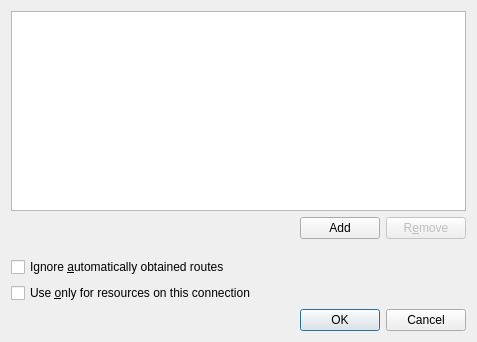
Old version of the form lib/editor/ui/ipv4routes.ui in the repository KDE/plasma-nm.
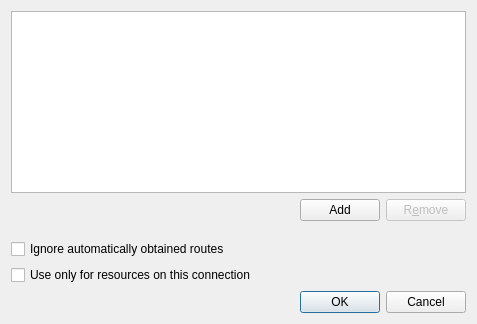
New version of the form. Icons and pictures are not drawn.

Commit message: use KAcceleratorManager to automatically assign accels

```diff
--- a/lib/editor/ui/ipv4routes.ui
+++ b/lib/editor/ui/ipv4routes.ui
@@ -7,7 +7,7 @@
     <x>0</x>
     <y>0</y>
     <width>477</width>
-    <height>342</height>
+    <height>324</height>
    </rect>
   </property>
   <property name="sizePolicy">
@@ -39,7 +39,7 @@
    <item row="4" column="0">
     <widget class="QCheckBox" name="cbNeverDefault">
      <property name="text">
-      <string>Use &amp;only for resources on this connection</string>
+      <string>Use only for resources on this connection</string>
      </property>
     </widget>
    </item>
@@ -126,7 +126,7 @@
    <item row="3" column="0">
     <widget class="QCheckBox" name="cbIgnoreAutoRoutes">
      <property name="text">
-      <string>Ignore &amp;automatically obtained routes</string>
+      <string>Ignore automatically obtained routes</string>
      </property>
     </widget>
    </item>
```
The commit also changes 75 other files.
